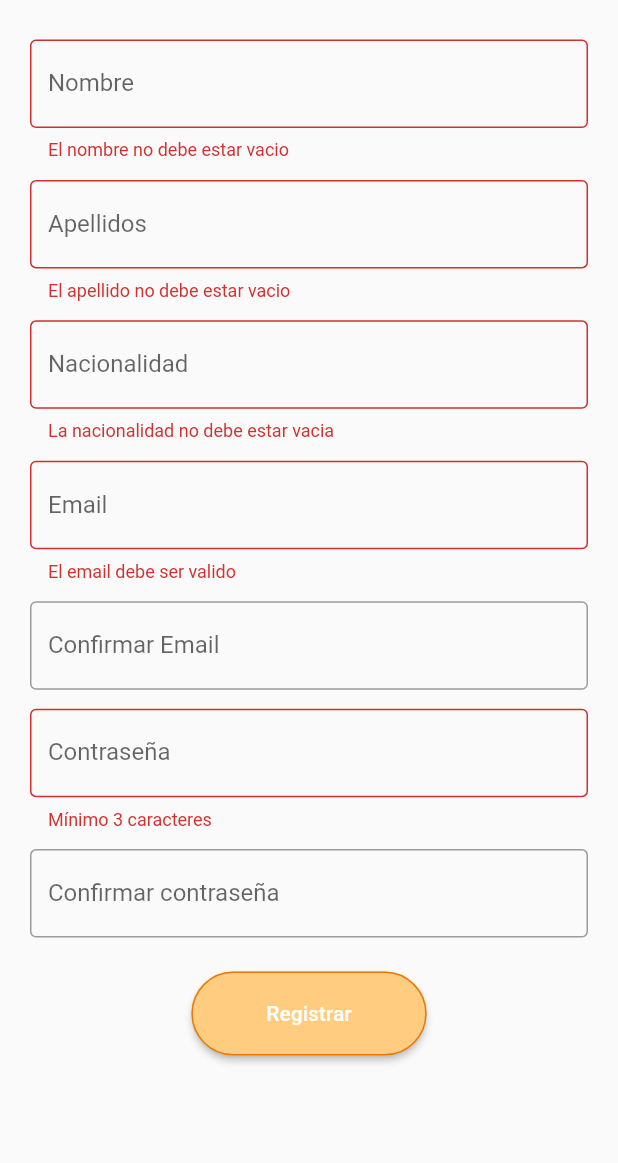
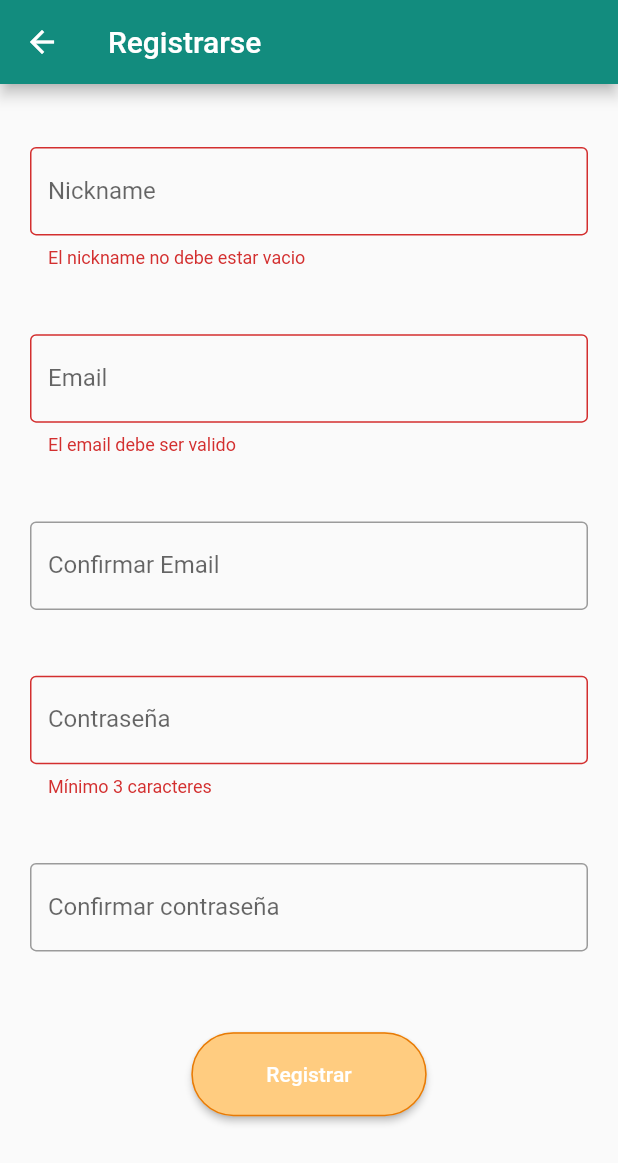
Before and after one commit to OscarSaladillo/KekoBot, a Flutter app: the Register screen opened by its route, after a tap on "Registrar", on a phone screen of 412 x 824 dp. Shown: the top 1163 px of the screen. Run offline on Flutter 3.47's test engine with Material 2 defaults, Android fonts, the phone set to English and light mode, and no system bars; our stand-ins replace cloud_firestore, email_validator, firebase_auth, firebase_core; accounts and stored records are empty.

Commit message:
Segunda pantalla

```diff
--- a/lib/signup.dart
+++ b/lib/signup.dart
@@ -1,7 +1,6 @@
 import 'package:cloud_firestore/cloud_firestore.dart';
 import 'package:email_validator/email_validator.dart';
 import 'package:firebase_auth/firebase_auth.dart';
-import 'package:flutter/cupertino.dart';
 import 'package:flutter/material.dart';
 
 class Register extends StatefulWidget {
@@ -17,10 +16,8 @@ class _RegisterState extends State<Register> {
   bool emailInUse = false;
   TextEditingController emailCtrl = TextEditingController();
   TextEditingController confirmEmailCtrl = TextEditingController();
-  TextEditingController nameCtrl = TextEditingController();
-  TextEditingController lastNameCtrl = TextEditingController();
+  TextEditingController usernameCtrl = TextEditingController();
   TextEditingController passwordCtrl = TextEditingController();
-  TextEditingController nacionalityCtrl = TextEditingController();
   TextEditingController confirmPasswordCtrl = TextEditingController();
   String emailError = "Debe ser un email valido";
 
@@ -37,13 +34,9 @@ class _RegisterState extends State<Register> {
         FirebaseAuth auth = FirebaseAuth.instance;
         await auth.createUserWithEmailAndPassword(
             email: email, password: password);
-        FirebaseFirestore.instance.collection("users").add({
-          "color": "0xFFFFFFFF",
-          "email": email,
-          "lastnames": lastNameCtrl.text,
-          "nacionality": nacionalityCtrl.text,
-          "name": nameCtrl.text
-        });
+        FirebaseFirestore.instance
+            .collection("users")
+            .add({"avatar": "", "email": email, "username": usernameCtrl.text});
         return true;
       } else {
         return false;
@@ -62,6 +55,9 @@ class _RegisterState extends State<Register> {
   @override
   Widget build(BuildContext context) {
     return Scaffold(
+        appBar: AppBar(
+          title: const Text("Registrarse"),
+        ),
         body: SingleChildScrollView(
           child: Container(
             margin: const EdgeInsets.symmetric(vertical: 20),
@@ -74,50 +70,18 @@ class _RegisterState extends State<Register> {
                       Container(
                           margin: const EdgeInsets.symmetric(horizontal: 20),
                           child: TextFormField(
-                          controller: nameCtrl,
+                              controller: usernameCtrl,
                               validator: (name) {
                                 if (name!.isEmpty) {
-                              return 'El nombre no debe estar vacio';
+                                  return 'El nickname no debe estar vacio';
                                 }
                                 return null;
                               },
                               decoration: const InputDecoration(
                                 border: OutlineInputBorder(
-                                borderSide:
-                                    BorderSide(color: Colors.black, width: 5)),
-                            labelText: 'Nombre',
-                          ))),
-                  Container(
-                      margin: const EdgeInsets.symmetric(horizontal: 20),
-                      child: TextFormField(
-                          controller: lastNameCtrl,
-                          validator: (lastName) {
-                            if (lastName!.isEmpty) {
-                              return 'El apellido no debe estar vacio';
-                            }
-                            return null;
-                          },
-                          decoration: const InputDecoration(
-                            border: OutlineInputBorder(
-                                borderSide:
-                                    BorderSide(color: Colors.black, width: 5)),
-                            labelText: 'Apellidos',
-                          ))),
-                  Container(
-                      margin: const EdgeInsets.symmetric(horizontal: 20),
-                      child: TextFormField(
-                          controller: nacionalityCtrl,
-                          validator: (nacionality) {
-                            if (nacionality!.isEmpty) {
-                              return 'La nacionalidad no debe estar vacia';
-                            }
-                            return null;
-                          },
-                          decoration: const InputDecoration(
-                            border: OutlineInputBorder(
-                                borderSide:
-                                    BorderSide(color: Colors.black, width: 5)),
-                            labelText: 'Nacionalidad',
+                                    borderSide: BorderSide(
+                                        color: Colors.black, width: 5)),
+                                labelText: 'Nickname',
                               ))),
                       Container(
                           margin: const EdgeInsets.symmetric(horizontal: 20),
@@ -132,8 +96,8 @@ class _RegisterState extends State<Register> {
                               },
                               decoration: const InputDecoration(
                                 border: OutlineInputBorder(
-                                borderSide:
-                                    BorderSide(color: Colors.black, width: 5)),
+                                    borderSide: BorderSide(
+                                        color: Colors.black, width: 5)),
                                 labelText: 'Email',
                               ))),
                       Container(
@@ -148,8 +112,8 @@ class _RegisterState extends State<Register> {
                               },
                               decoration: const InputDecoration(
                                 border: OutlineInputBorder(
-                                borderSide:
-                                    BorderSide(color: Colors.black, width: 5)),
+                                    borderSide: BorderSide(
+                                        color: Colors.black, width: 5)),
                                 labelText: 'Confirmar Email',
                               ))),
                       Container(
@@ -169,8 +133,8 @@ class _RegisterState extends State<Register> {
                             autocorrect: false,
                             decoration: const InputDecoration(
                               border: OutlineInputBorder(
-                              borderSide:
-                                  BorderSide(color: Colors.black, width: 5)),
+                                  borderSide: BorderSide(
+                                      color: Colors.black, width: 5)),
                               labelText: 'Contraseña',
                             )),
                       ),
@@ -189,8 +153,8 @@ class _RegisterState extends State<Register> {
                             autocorrect: false,
                             decoration: const InputDecoration(
                               border: OutlineInputBorder(
-                              borderSide:
-                                  BorderSide(color: Colors.black, width: 5)),
+                                  borderSide: BorderSide(
+                                      color: Colors.black, width: 5)),
                               labelText: 'Confirmar contraseña',
                             )),
                       ),
@@ -222,8 +186,8 @@ class _RegisterState extends State<Register> {
                                 padding: MaterialStateProperty.all<EdgeInsets>(
                                     const EdgeInsets.symmetric(
                                         vertical: 20, horizontal: 50)),
-                            backgroundColor:
-                                MaterialStateProperty.all(Colors.orange[200]),
+                                backgroundColor: MaterialStateProperty.all(
+                                    Colors.orange[200]),
                                 shape: MaterialStateProperty.all(
                                     RoundedRectangleBorder(
                                         side: const BorderSide(
```
Lines whose indentation alone changed are shown as unchanged.
